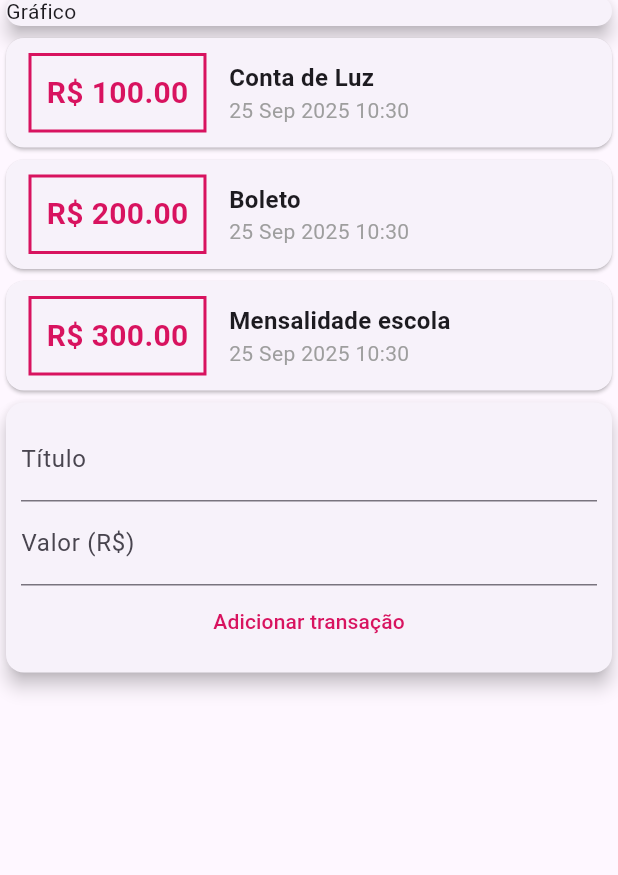
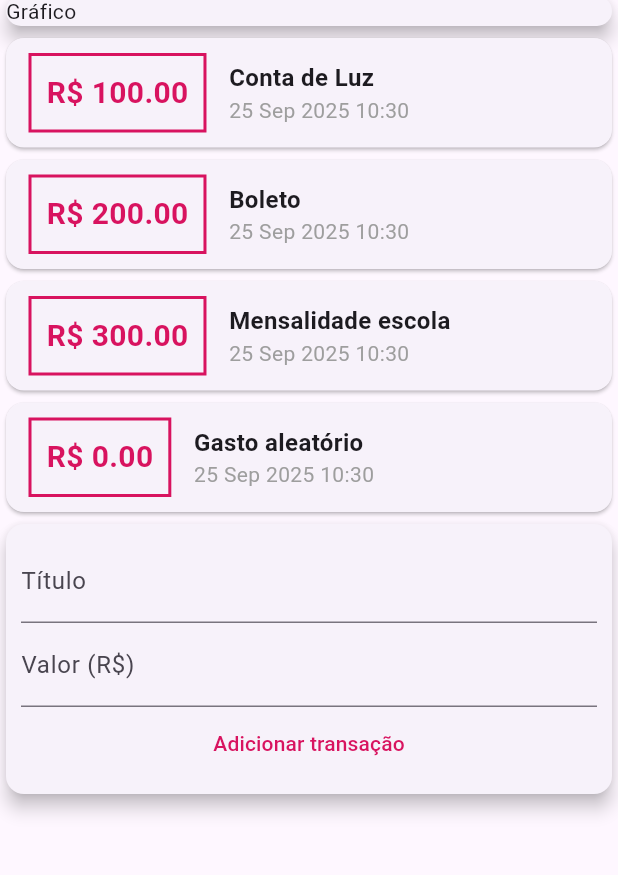
Before and after one commit to Gipsy7/negativo, a Flutter app: the screen it shows after launch, after a tap on "Adicionar transação", on a phone screen of 412 x 824 dp, the part 94-969 px from its top. Run offline on Flutter 3.47's test engine with Material 3 defaults, Android fonts, the phone set to English and light mode, and no system bars.

Commit message:
feat: connect TransactionForm to TransactionUser for adding transactions

```diff
--- a/lib/components/transaction_form.dart
+++ b/lib/components/transaction_form.dart
@@ -4,6 +4,10 @@ class TransactionForm extends StatelessWidget {
   final titleController = TextEditingController();
   final valueController = TextEditingController();
   final _baseColor = const Color.fromARGB(255, 216, 19, 95);
+
+  final void Function(String, double) onSubmit;
+
+  TransactionForm(this.onSubmit);
 
   @override
   Widget build(BuildContext context) {
@@ -26,8 +30,9 @@ class TransactionForm extends StatelessWidget {
                     ),
                   ),
                   TextButton(onPressed:   (){
-                    print(titleController.text);
-                    print(valueController.text);
+                    final title = titleController.text.isEmpty ? 'Gasto aleatório' : titleController.text;
+                    final value = double.tryParse(valueController.text) ?? 0.0;
+                    onSubmit(title, value);
                   },
                     child: Text('Adicionar transação', style: TextStyle(color: _baseColor),
                     ),
--- a/lib/components/transaction_user.dart
+++ b/lib/components/transaction_user.dart
@@ -36,8 +36,8 @@ class _TransactionUserState extends State<TransactionUser> {
   Widget build(BuildContext context) {
     return Column(
       children: <Widget>[
-        TransactionList(  _transactions),
-        TransactionForm()
+        TransactionList(_transactions),
+        TransactionForm(_addTransaction)
       ],
     );
   }
```
